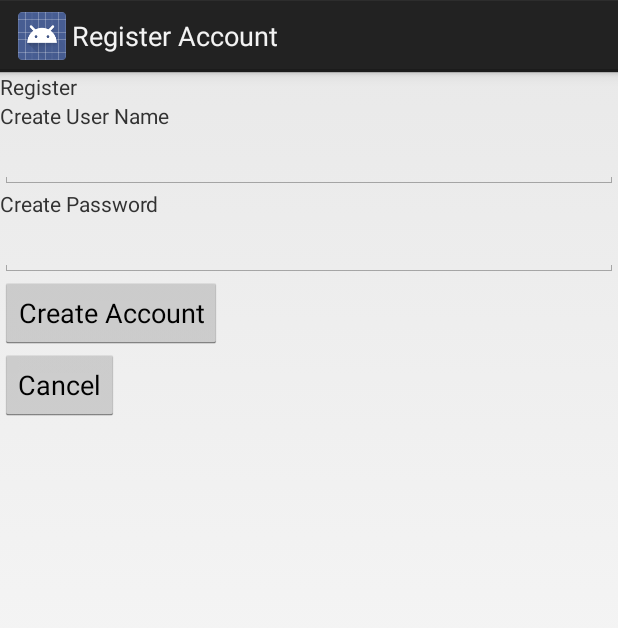
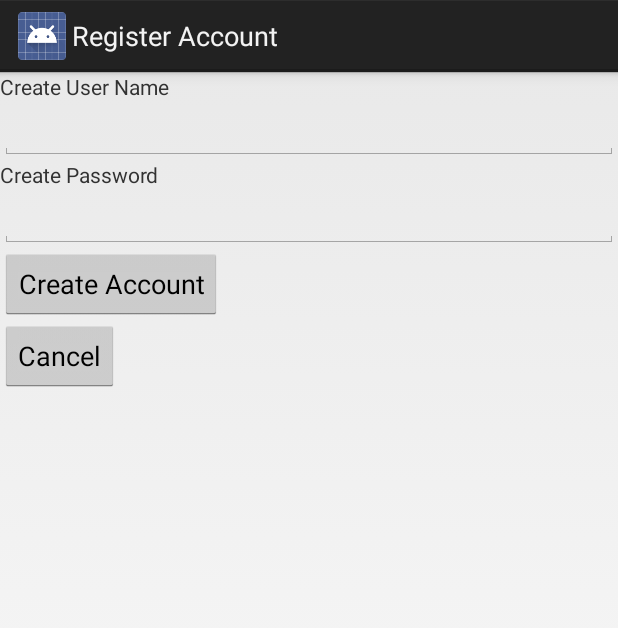
Before and after one commit to b67416/CPMD-1410, an Android app: the screen it shows after launch (RegisterAccountActivity), after a tap on "Register", on a phone screen of 412 x 824 dp. Shown: the top 628 px of the screen. Run offline under Robolectric (Android 15) with nearby library versions, the phone set to English and light mode, and no system bars; 2 statements that could not run were skipped.

Commit message:
login and register functionality

```diff
--- a/ProjectHoursAndroid/app/src/main/java/com/ryanwahle/projecthours/LoginActivity.java
+++ b/ProjectHoursAndroid/app/src/main/java/com/ryanwahle/projecthours/LoginActivity.java
@@ -5,28 +5,44 @@ import android.content.Intent;
 import android.os.Bundle;
 import android.util.Log;
 import android.view.View;
+import android.widget.EditText;
 
-import com.parse.Parse;
-
+import com.parse.LogInCallback;
+import com.parse.ParseException;
+import com.parse.ParseUser;
 
 public class LoginActivity extends Activity {
+    EditText editTextUserName = null;
+    EditText editTextPassword = null;
 
     @Override
     protected void onCreate(Bundle savedInstanceState) {
         super.onCreate(savedInstanceState);
+        setContentView(R.layout.activity_login);
 
-        Parse.initialize(this, "RR1lRRpSMCJU7r4M0WPkpKJ8q9divyVGvc9JquK3", "WLyE29A8QpJqXPIBEYeXz9y9qZ7fUmTI3j8pPbK6");
-
-        setContentView(R.layout.activity_login);
+        editTextUserName = (EditText) findViewById(R.id.login_editText_userName);
+        editTextPassword = (EditText) findViewById(R.id.login_editText_password);
     }
 
     public void onClick_login_button_signIn(View view) {
         Log.v("login_button_signIn", "clicked");
+
+        ParseUser.logInInBackground(editTextUserName.getText().toString(), editTextPassword.getText().toString(), new LogInCallback() {
+            @Override
+            public void done(ParseUser parseUser, ParseException e) {
+                if (parseUser == null) {
+                    Log.v("Login Failed!", e.toString());
+                } else {
+                    Log.v("Login Succeeded!", "YES!");
+                    Intent projectHoursIntent = new Intent(getApplicationContext(), ProjectHoursActivity.class);
+                    startActivity(projectHoursIntent);
+                    finish();
+                }
+            }
+        });
     }
 
     public void onClick_login_button_register(View view) {
-        Log.v("login_button_register", "clicked");
-
         Intent registerAccountIntent = new Intent(this, RegisterAccountActivity.class);
         startActivityForResult(registerAccountIntent, 0);
     }
--- /dev/null
+++ b/ProjectHoursAndroid/app/src/main/java/com/ryanwahle/projecthours/ProjectHoursActivity.java
@@ -0,0 +1,66 @@
+package com.ryanwahle.projecthours;
+
+import android.app.Activity;
+import android.content.Intent;
+import android.os.Bundle;
+import android.util.Log;
+import android.view.Menu;
+import android.view.MenuItem;
+
+import com.parse.Parse;
+import com.parse.ParseObject;
+import com.parse.ParseQuery;
+import com.parse.ParseUser;
+
+
+public class ProjectHoursActivity extends Activity {
+
+    @Override
+    protected void onCreate(Bundle savedInstanceState) {
+        super.onCreate(savedInstanceState);
+
+        Parse.initialize(this, "RR1lRRpSMCJU7r4M0WPkpKJ8q9divyVGvc9JquK3", "WLyE29A8QpJqXPIBEYeXz9y9qZ7fUmTI3j8pPbK6");
+
+        setContentView(R.layout.activity_project_hours);
+    }
+
+    @Override
+    protected void onStart() {
+        super.onStart();
+        checkIfUserLoggedIn();
+    }
+
+    public void checkIfUserLoggedIn() {
+        ParseUser currentUser = ParseUser.getCurrentUser();
+
+        if (currentUser == null) {
+            Intent loginIntent = new Intent(this, LoginActivity.class);
+            startActivity(loginIntent);
+            finish();
+        } else {
+            Log.v("current_user", currentUser.getUsername());
+            getProjectHourDataFromParse();
+        }
+    }
+
+    public void getProjectHourDataFromParse() {
+
+    }
+
+    @Override
+    public boolean onCreateOptionsMenu(Menu menu) {
+        getMenuInflater().inflate(R.menu.project_hours, menu);
+        return true;
+    }
+
+    @Override
+    public boolean onOptionsItemSelected(MenuItem item) {
+        int id = item.getItemId();
+        if (id == R.id.projectHours_menu_logOut) {
+            ParseUser.logOut();
+            checkIfUserLoggedIn();
+            return true;
+        }
+        return super.onOptionsItemSelected(item);
+    }
+}
--- a/ProjectHoursAndroid/app/src/main/java/com/ryanwahle/projecthours/RegisterAccountActivity.java
+++ b/ProjectHoursAndroid/app/src/main/java/com/ryanwahle/projecthours/RegisterAccountActivity.java
@@ -15,17 +15,19 @@ import com.parse.SignUpCallback;
 
 
 public class RegisterAccountActivity extends Activity {
+    EditText editTextUserName = null;
+    EditText editTextPassword = null;
 
     @Override
     protected void onCreate(Bundle savedInstanceState) {
         super.onCreate(savedInstanceState);
         setContentView(R.layout.activity_register_account);
+
+        editTextUserName = (EditText) findViewById(R.id.registerAccount_editText_userName);
+        editTextPassword = (EditText) findViewById(R.id.registerAccount_editText_password);
     }
 
     public void onClick_registerAccount_button_createAccount(View view) {
-        EditText editTextUserName = (EditText) findViewById(R.id.registerAccount_editText_userName);
-        EditText editTextPassword = (EditText) findViewById(R.id.registerAccount_editText_password);
-
         ParseUser registerAccountParseUser = new ParseUser();
 
         registerAccountParseUser.setUsername(editTextUserName.getText().toString());
@@ -47,12 +49,4 @@ public class RegisterAccountActivity extends Activity {
     public void onClick_registerAccount_button_cancel(View view) {
         finish();
     }
-
-    @Override
-    public void finish() {
-
-        Log.v("RegisterAccountActivity", "finished");
-
-        super.finish();
-    }
 }
--- a/ProjectHoursAndroid/app/src/main/res/layout/activity_login.xml
+++ b/ProjectHoursAndroid/app/src/main/res/layout/activity_login.xml
@@ -3,11 +3,6 @@
     android:layout_width="fill_parent"
     android:layout_height="fill_parent"
     xmlns:android="http://schemas.android.com/apk/res/android">
-
-    <TextView
-        android:layout_width="wrap_content"
-        android:layout_height="wrap_content"
-        android:text="Login" />
 
     <TextView
         android:layout_width="wrap_content"
--- a/ProjectHoursAndroid/app/src/main/res/layout/activity_register_account.xml
+++ b/ProjectHoursAndroid/app/src/main/res/layout/activity_register_account.xml
@@ -3,11 +3,6 @@
     android:layout_width="fill_parent"
     android:layout_height="fill_parent"
     xmlns:android="http://schemas.android.com/apk/res/android">
-
-    <TextView
-        android:layout_width="wrap_content"
-        android:layout_height="wrap_content"
-        android:text="Register" />
 
     <TextView
         android:layout_width="wrap_content"
--- /dev/null
+++ b/ProjectHoursAndroid/app/src/main/res/menu/project_hours.xml
@@ -0,0 +1,14 @@
+<menu xmlns:android="http://schemas.android.com/apk/res/android"
+    xmlns:tools="http://schemas.android.com/tools"
+    tools:context="com.ryanwahle.projecthours.ProjectHoursActivity" >
+    <item android:id="@+id/projectHours_menu_logOut"
+        android:title="Log Out"
+        android:orderInCategory="100"
+        android:showAsAction="never" />
+
+    <item android:id="@+id/projectHours_menu_addProjectHours"
+        android:icon="@drawable/ic_action_new"
+        android:title="Add Project Hours"
+        android:showAsAction="ifRoom" />
+
+</menu>
--- a/ProjectHoursAndroid/app/src/main/res/values/strings.xml
+++ b/ProjectHoursAndroid/app/src/main/res/values/strings.xml
@@ -1,7 +1,4 @@
 <?xml version="1.0" encoding="utf-8"?>
 <resources>
 
-    <string name="app_name">Project Hours</string>
-    <string name="title_activity_register_account">Register Account</string>
-
 </resources>
```
Also changed, not shown: ProjectHoursAndroid/app/src/main/AndroidManifest.xml (+10 -6 lines), ProjectHoursAndroid/app/src/main/res/layout/activity_project_hours.xml (added, +16 -0 lines), ProjectHoursAndroid/app/src/main/res/drawable-hdpi/ic_action_new.png (added), ProjectHoursAndroid/app/src/main/res/drawable-mdpi/ic_action_new.png (added), ProjectHoursAndroid/app/src/main/res/drawable-xhdpi/ic_action_new.png (added), ProjectHoursAndroid/app/src/main/res/drawable-xxhdpi/ic_action_new.png (added).
